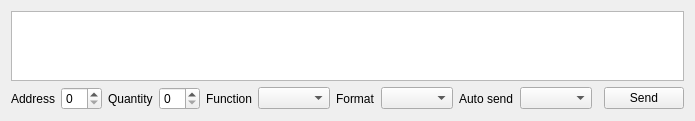
Qt form src/modbusui/sakmodbusregisterview.ui (x-tools-author/x-tools) before a commit.
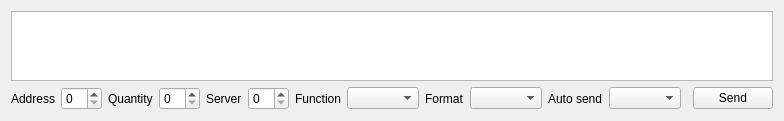
The same form after that commit.

Patch:
```diff
--- a/src/modbusui/sakmodbusregisterview.ui
+++ b/src/modbusui/sakmodbusregisterview.ui
@@ -6,7 +6,7 @@
    <rect>
     <x>0</x>
     <y>0</y>
-    <width>666</width>
+    <width>742</width>
     <height>118</height>
    </rect>
   </property>
@@ -14,8 +14,22 @@
    <string notr="true">Form</string>
   </property>
   <layout class="QGridLayout" name="gridLayout">
-   <item row="0" column="0" colspan="12">
-    <widget class="QTableWidget" name="register_table_widget_"/>
+   <item row="1" column="10">
+    <widget class="QLabel" name="auto_send_label_">
+     <property name="text">
+      <string>Auto send</string>
+     </property>
+    </widget>
+   </item>
+   <item row="1" column="3">
+    <widget class="QSpinBox" name="quantity_spin_box_"/>
+   </item>
+   <item row="1" column="4">
+    <widget class="QLabel" name="label">
+     <property name="text">
+      <string>Server</string>
+     </property>
+    </widget>
    </item>
    <item row="1" column="0">
     <widget class="QLabel" name="address_label_">
@@ -24,8 +38,12 @@
      </property>
     </widget>
    </item>
-   <item row="1" column="1">
-    <widget class="QSpinBox" name="address_spin_box_"/>
+   <item row="1" column="6">
+    <widget class="QLabel" name="function_label_">
+     <property name="text">
+      <string>Function</string>
+     </property>
+    </widget>
    </item>
    <item row="1" column="2">
     <widget class="QLabel" name="quantity_label_">
@@ -34,40 +52,27 @@
      </property>
     </widget>
    </item>
-   <item row="1" column="3">
-    <widget class="QSpinBox" name="quantity_spin_box_"/>
-   </item>
-   <item row="1" column="4">
-    <widget class="QLabel" name="function_label_">
+   <item row="1" column="13">
+    <widget class="QPushButton" name="send_push_button_">
      <property name="text">
-      <string>Function</string>
+      <string>Send</string>
      </property>
     </widget>
    </item>
-   <item row="1" column="5">
-    <widget class="QComboBox" name="function_combo_box_"/>
-   </item>
-   <item row="1" column="6">
+   <item row="1" column="8">
     <widget class="QLabel" name="format_label_">
      <property name="text">
       <string>Format</string>
      </property>
     </widget>
    </item>
-   <item row="1" column="7">
-    <widget class="QComboBox" name="format_combo_box_"/>
-   </item>
-   <item row="1" column="8">
-    <widget class="QLabel" name="auto_send_label_">
-     <property name="text">
-      <string>Auto send</string>
-     </property>
-    </widget>
+   <item row="1" column="1">
+    <widget class="QSpinBox" name="address_spin_box_"/>
    </item>
    <item row="1" column="9">
-    <widget class="QComboBox" name="auto_send_combo_box_"/>
+    <widget class="QComboBox" name="format_combo_box_"/>
    </item>
-   <item row="1" column="10">
+   <item row="1" column="12">
     <spacer name="horizontalSpacer">
      <property name="orientation">
       <enum>Qt::Horizontal</enum>
@@ -80,12 +85,17 @@
      </property>
     </spacer>
    </item>
+   <item row="1" column="7">
+    <widget class="QComboBox" name="function_combo_box_"/>
+   </item>
    <item row="1" column="11">
-    <widget class="QPushButton" name="send_push_button_">
-     <property name="text">
-      <string>Send</string>
-     </property>
-    </widget>
+    <widget class="QComboBox" name="auto_send_combo_box_"/>
+   </item>
+   <item row="0" column="0" colspan="14">
+    <widget class="QTableWidget" name="register_table_widget_"/>
+   </item>
+   <item row="1" column="5">
+    <widget class="QSpinBox" name="server_spin_box"/>
    </item>
   </layout>
  </widget>
```
